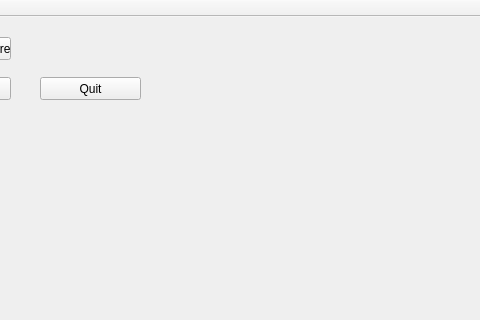
Before: the Qt Designer form mainwindow.ui in JustWon/SequenceCaptureV2_Server, drawn with Qt 5; both pictures show x 260 to 740 and y 0 to 320 of the 1145 by 668 pixel window.
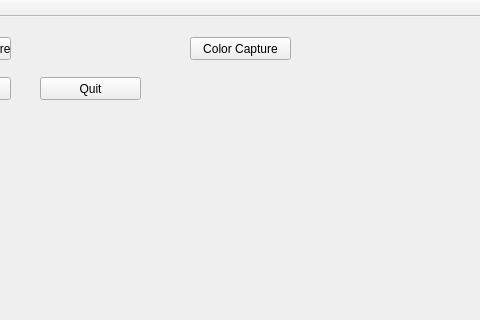
After: the same form once the commit is applied.

The edit to the form file:
```diff
--- a/mainwindow.ui
+++ b/mainwindow.ui
@@ -92,6 +92,19 @@
      <string>Quit</string>
     </property>
    </widget>
+   <widget class="QPushButton" name="pushButton_ColorCapture">
+    <property name="geometry">
+     <rect>
+      <x>450</x>
+      <y>20</y>
+      <width>101</width>
+      <height>23</height>
+     </rect>
+    </property>
+    <property name="text">
+     <string>Color Capture</string>
+    </property>
+   </widget>
   </widget>
   <widget class="QMenuBar" name="menuBar">
    <property name="geometry">
```
